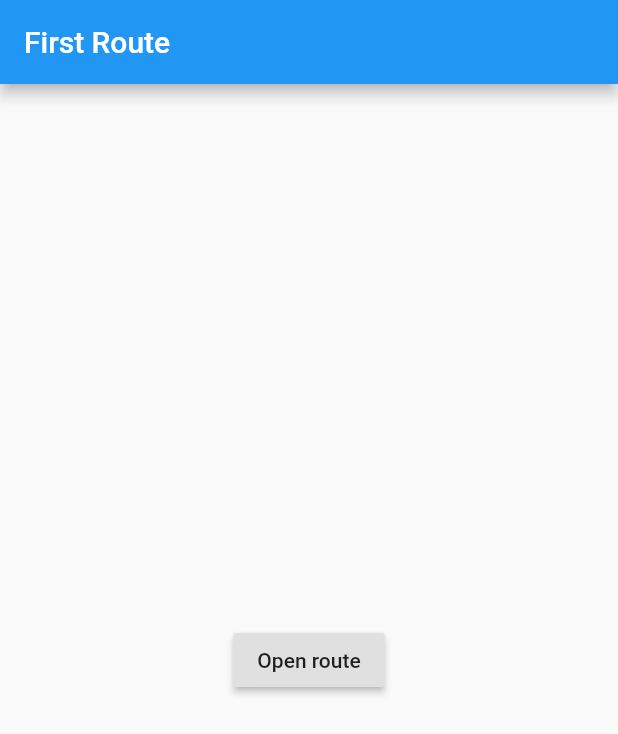
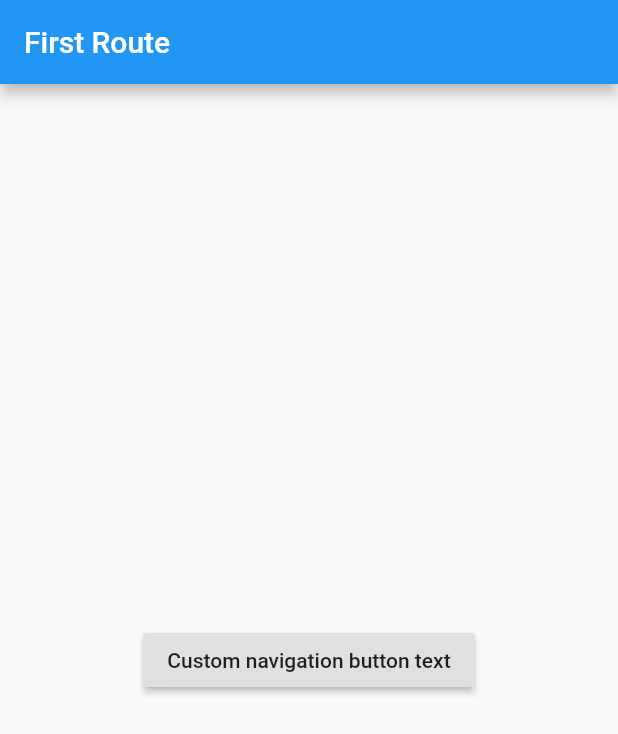
Before and after one commit to juanmaberrocal/flutter-navigation-demo, a Flutter app: the screen it shows after launch, on a phone screen of 412 x 824 dp. Shown: the top 734 px of the screen. Run offline on Flutter 3.47's test engine with Material 2 defaults, Android fonts, the phone set to English and light mode, and no system bars.

Commit message:
Pass arguments to a named route

```diff
--- a/lib/main.dart
+++ b/lib/main.dart
@@ -28,6 +28,48 @@ class MyApp extends StatelessWidget {
         '/': (context) => FirstRoute(),
         // When navigating to the "/second" route, build the SecondScreen widget.
         '/second': (context) => SecondRoute(),
+        ExtractArgumentsScreen.routeName: (context) => ExtractArgumentsScreen(),
+      },
+    );
+  }
+}
+
+// You can pass any object to the arguments parameter.
+// In this example, create a class that contains a customizable
+// title and message.
+class ScreenArguments {
+  final String title;
+  final String message;
+
+  ScreenArguments(this.title, this.message);
+}
+
+class NavigationButton extends StatelessWidget {
+  NavigationButton({
+    Key key,
+    this.buttonText,
+    this.routeName,
+    this.arguments,
+  }) : super(key: key);
+
+  final String buttonText;
+  final String routeName;
+  final ScreenArguments arguments;
+
+  // A button that navigates to a named route. The named route
+  // extracts the arguments by itself.
+  @override
+  Widget build(BuildContext context){
+    return RaisedButton(
+      child: Text(buttonText),
+      onPressed: () {
+        // When the user taps the button, navigate to the specific route
+        // and provide the arguments as part of the RouteSettings.
+        Navigator.pushNamed(
+          context,
+          routeName,
+          arguments: arguments,
+        );
       },
     );
   }
@@ -41,12 +83,20 @@ class FirstRoute extends StatelessWidget {
         title: Text('First Route'),
       ),
       body: Center(
-        child: RaisedButton(
+        /* child: RaisedButton(
           child: Text('Open route'),
           onPressed: () {
             // Navigate to second route when tapped.
             Navigator.pushNamed(context, '/second');
           },
+        ), */
+        child: NavigationButton(
+          buttonText: 'Custom navigation button text',
+          routeName: ExtractArgumentsScreen.routeName,
+          arguments: ScreenArguments(
+            'Extract Arguments Screen',
+            'This message is extracted in the build method. Hot reload',
+          ),
         ),
       ),
     );
@@ -72,3 +122,24 @@ class SecondRoute extends StatelessWidget {
     );
   }
 }
+
+// A widget that extracts the necessary arguments from the ModalRoute.
+class ExtractArgumentsScreen extends StatelessWidget {
+  static const routeName = '/extractArguments';
+
+  @override
+  Widget build(BuildContext context) {
+    // Extract the arguments from the current ModalRoute settings and cast
+    // them as ScreenArguments.
+    final ScreenArguments args = ModalRoute.of(context).settings.arguments;
+
+    return Scaffold(
+      appBar: AppBar(
+        title: Text(args.title),
+      ),
+      body: Center(
+        child: Text(args.message),
+      ),
+    );
+  }
+}
```
